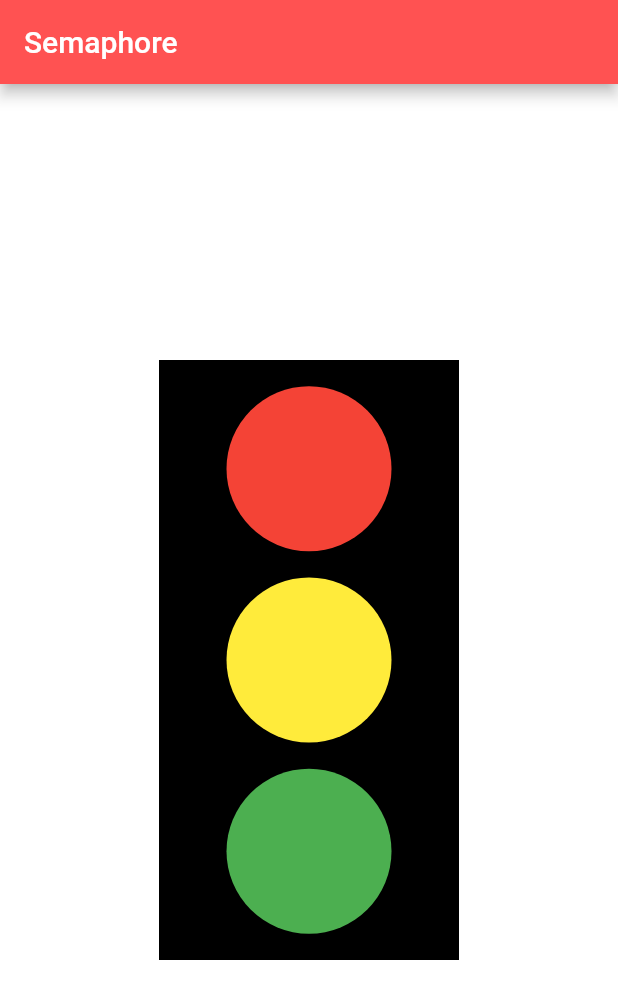
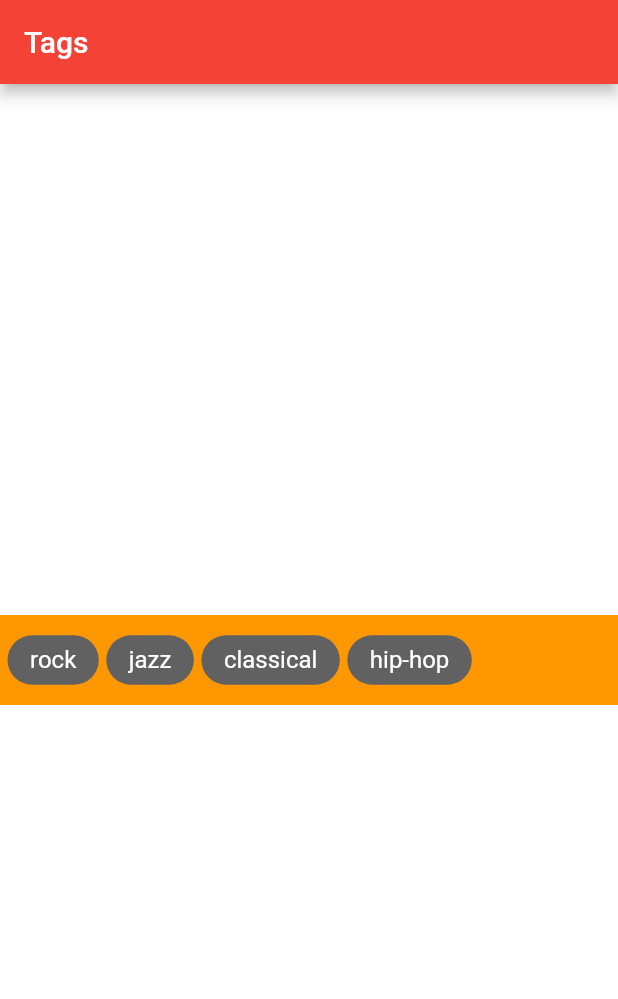
Before and after one commit to juliamauri/dart_and_flutter, a Flutter app: the screen it shows after launch, on a phone screen of 412 x 824 dp. Shown: the top 999 px of the screen. Run offline on Flutter 3.47's test engine with Material 2 defaults, Android fonts, the phone set to English and light mode, and no system bars.

Commit message:
WidgetsBasics Done

```diff
--- a/flutter/exemples/lib/Exercicis_Widgets_Basics/Column-Bands.dart
+++ b/flutter/exemples/lib/Exercicis_Widgets_Basics/Column-Bands.dart
@@ -18,10 +18,6 @@ class App extends StatelessWidget {
           backgroundColor: Colors.redAccent,
         ),
         body: Column(
-          mainAxisSize: MainAxisSize.max,
-          mainAxisAlignment: MainAxisAlignment.center,
-          verticalDirection: VerticalDirection.down,
-          crossAxisAlignment: CrossAxisAlignment.stretch,
           children: <Widget>[
             Banda(2, Colors.pinkAccent, '20%'),
             Banda(3, Colors.purple[300], '30%'),
--- a/flutter/exemples/lib/Exercicis_Widgets_Basics/Column-Semaphore.dart
+++ b/flutter/exemples/lib/Exercicis_Widgets_Basics/Column-Semaphore.dart
@@ -20,7 +20,7 @@ class App extends StatelessWidget {
         backgroundColor: Colors.white,
         body: Center(
           child: Container(
-            width: 200,
+            width: 160,
             height: 400,
             color: Colors.black,
             child: Column(
--- /dev/null
+++ b/flutter/exemples/lib/Exercicis_Widgets_Basics/Row-Tags.dart
@@ -0,0 +1,67 @@
+import 'package:flutter/material.dart';
+
+void main() {
+  runApp(App());
+}
+
+class App extends StatelessWidget {
+  const App({
+    Key key,
+  }) : super(key: key);
+
+  @override
+  Widget build(BuildContext context) {
+    return MaterialApp(
+      home: Scaffold(
+        appBar: AppBar(
+          title: Text('Tags'),
+          backgroundColor: Colors.red,
+        ),
+        backgroundColor: Colors.white,
+        body: Center(
+          child: Container(
+            height: 60,
+            color: Colors.orange,
+            child: Row(
+              mainAxisAlignment: MainAxisAlignment.start,
+              children: <Widget>[
+                Tag("rock"),
+                Tag("jazz"),
+                Tag("classical"),
+                Tag("hip-hop")
+              ],
+            ),
+          ),
+        ),
+      ),
+    );
+  }
+}
+
+class Tag extends StatelessWidget {
+  const Tag(
+    this.tagName, {
+    Key key,
+  }) : super(key: key);
+
+  final String tagName;
+  @override
+  Widget build(BuildContext context) {
+    return Container(
+      margin: EdgeInsets.only(left: 5),
+      padding: EdgeInsets.fromLTRB(15, 7, 15, 7),
+      decoration: BoxDecoration(
+        color: Colors.grey[700],
+        shape: BoxShape.rectangle,
+        borderRadius: BorderRadius.all(Radius.circular(25)),
+      ),
+      child: Text(
+        tagName,
+        style: TextStyle(
+          color: Colors.white,
+          fontSize: 16,
+        ),
+      ),
+    );
+  }
+}
--- a/flutter/exemples/lib/main.dart
+++ b/flutter/exemples/lib/main.dart
@@ -14,21 +14,21 @@ class App extends StatelessWidget {
     return MaterialApp(
       home: Scaffold(
         appBar: AppBar(
-          title: Text('Semaphore'),
-          backgroundColor: Colors.redAccent,
+          title: Text('Tags'),
+          backgroundColor: Colors.red,
         ),
         backgroundColor: Colors.white,
         body: Center(
           child: Container(
-            width: 200,
-            height: 400,
-            color: Colors.black,
-            child: Column(
-              mainAxisAlignment: MainAxisAlignment.spaceEvenly,
+            height: 60,
+            color: Colors.orange,
+            child: Row(
+              mainAxisAlignment: MainAxisAlignment.start,
               children: <Widget>[
-                Circulo(Colors.red),
-                Circulo(Colors.yellow),
-                Circulo(Colors.green),
+                Tag("rock"),
+                Tag("jazz"),
+                Tag("classical"),
+                Tag("hip-hop")
               ],
             ),
           ),
@@ -38,22 +38,29 @@ class App extends StatelessWidget {
   }
 }
 
-class Circulo extends StatelessWidget {
-  Circulo(
-    this.color, {
+class Tag extends StatelessWidget {
+  const Tag(
+    this.tagName, {
     Key key,
   }) : super(key: key);
 
-  final Color color;
-
+  final String tagName;
   @override
   Widget build(BuildContext context) {
     return Container(
-      height: 110,
-      width: 110,
-      foregroundDecoration: BoxDecoration(
-        color: color,
-        shape: BoxShape.circle,
+      margin: EdgeInsets.only(left: 5),
+      padding: EdgeInsets.fromLTRB(15, 7, 15, 7),
+      decoration: BoxDecoration(
+        color: Colors.grey[700],
+        shape: BoxShape.rectangle,
+        borderRadius: BorderRadius.all(Radius.circular(25)),
+      ),
+      child: Text(
+        tagName,
+        style: TextStyle(
+          color: Colors.white,
+          fontSize: 16,
+        ),
       ),
     );
   }
```
Also changed, not shown: flutter/exemples/lib/Exercicis_Widgets_Basics/Row-Numbers.dart (added, +75 -0 lines), flutter/exemples/pubspec.lock, 1 other file.
